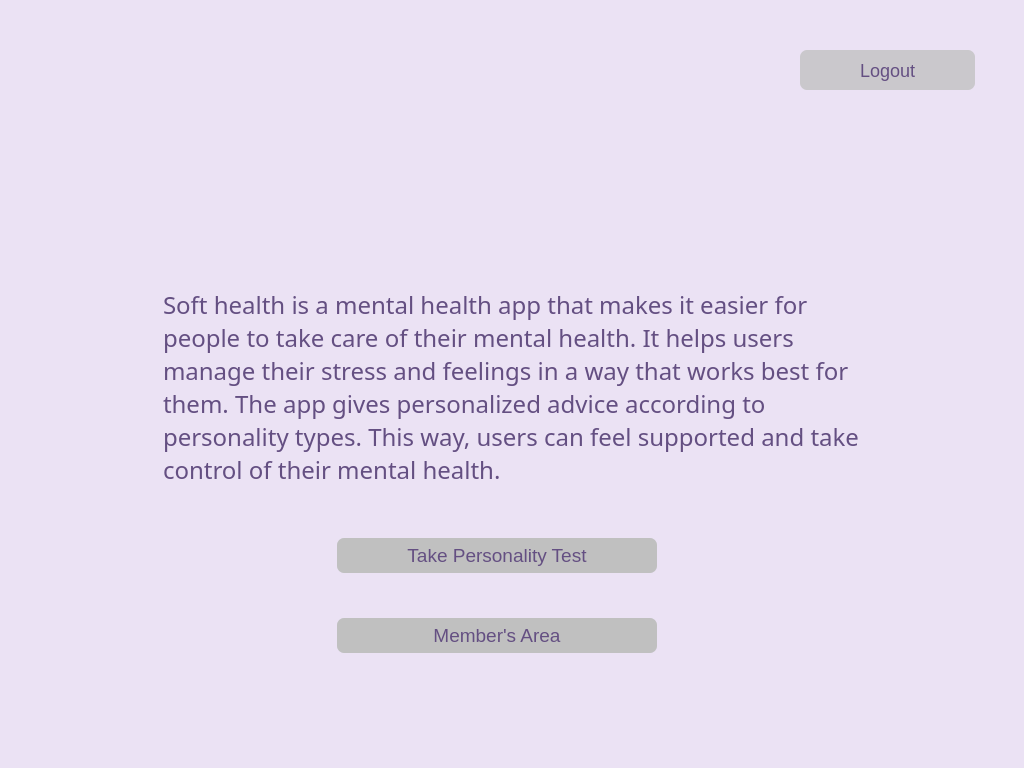
lakshmivishal9496/Soft-Health, file static/home.ui: the form before one commit.
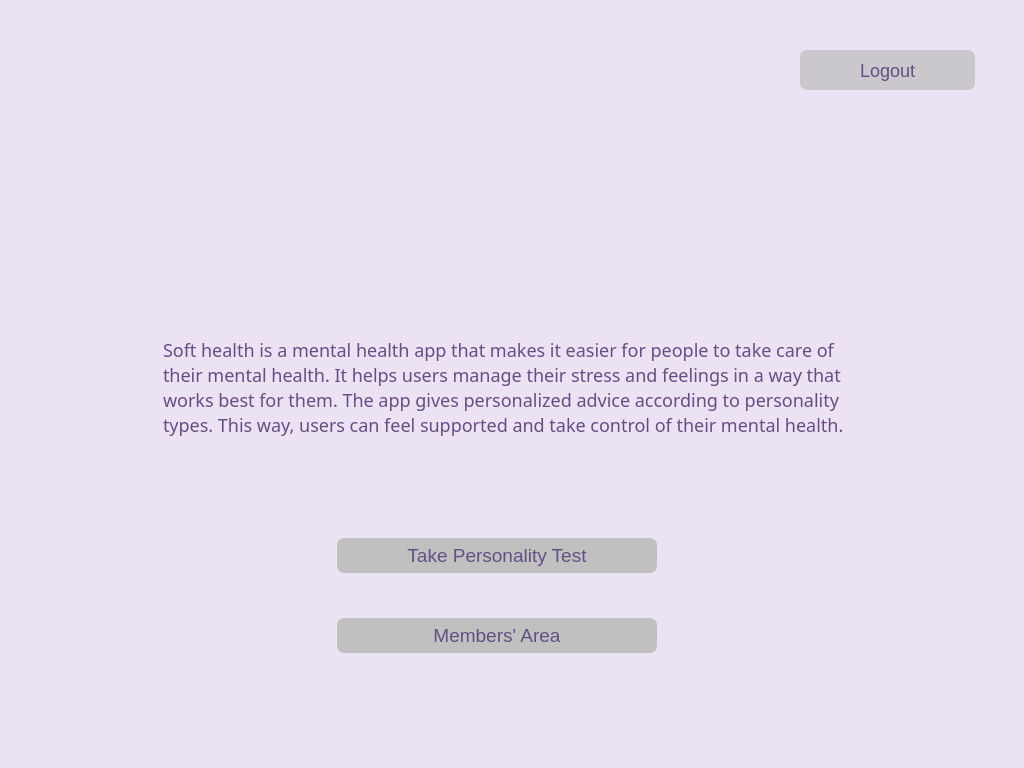
The form after the commit. Icons and pictures are not drawn.

Commit message: unifying logo position in all widgets

The edit to the form file:
```diff
--- a/static/home.ui
+++ b/static/home.ui
@@ -77,7 +77,7 @@
 }</string>
    </property>
    <property name="text">
-    <string>Member's Area</string>
+    <string>Members' Area</string>
    </property>
   </widget>
   <widget class="QPushButton" name="b5_2">
@@ -124,7 +124,7 @@
    </property>
    <property name="styleSheet">
     <string notr="true">background-color:rgba(192, 192, 192,0);
-font-size: 24px;
+font-size: 16px;
 font-family:Sura;
 
 color: rgb(100, 79, 130);
@@ -137,12 +137,19 @@
    <property name="wordWrap">
     <bool>true</bool>
    </property>
+      <property name="styleSheet">
+    <string notr="true">background-color:rgba(192, 192, 192,0);
+font-size: 18px;
+font-family:Sura;
+color: rgb(100, 79, 130);
+font-weight:400;</string>
+   </property>
   </widget>
   <widget class="QLabel" name="label">
    <property name="geometry">
     <rect>
      <x>416</x>
-     <y>70</y>
+     <y>50</y>
      <width>191</width>
      <height>181</height>
     </rect>
```
The commit also changes 6 other files.
